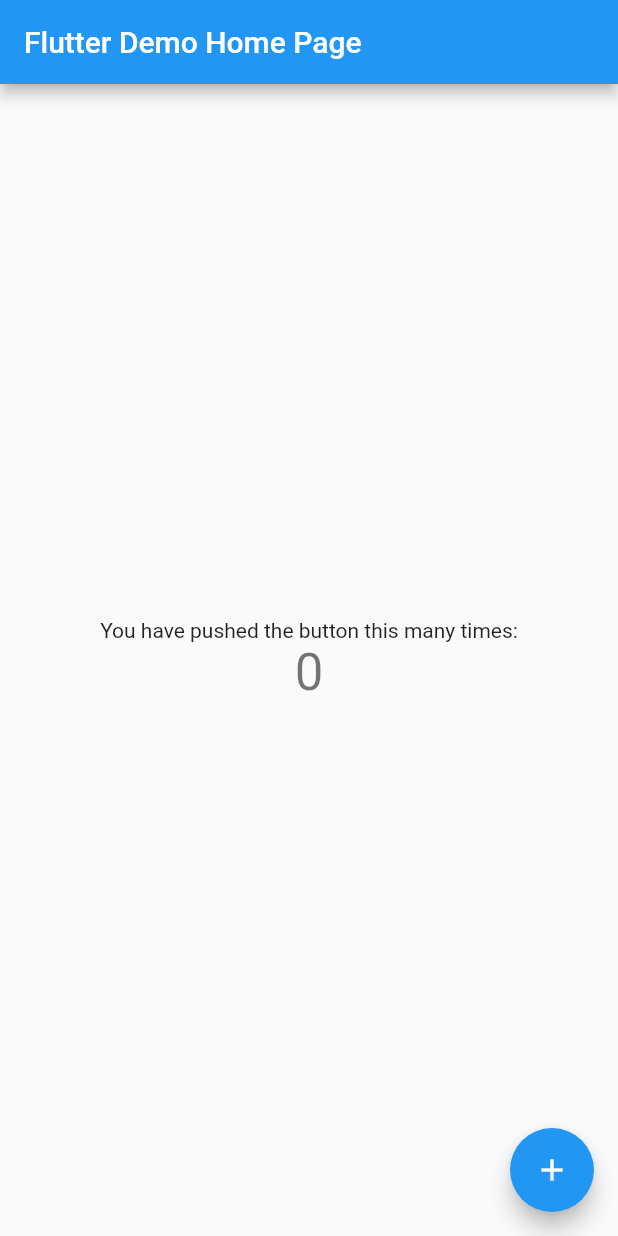
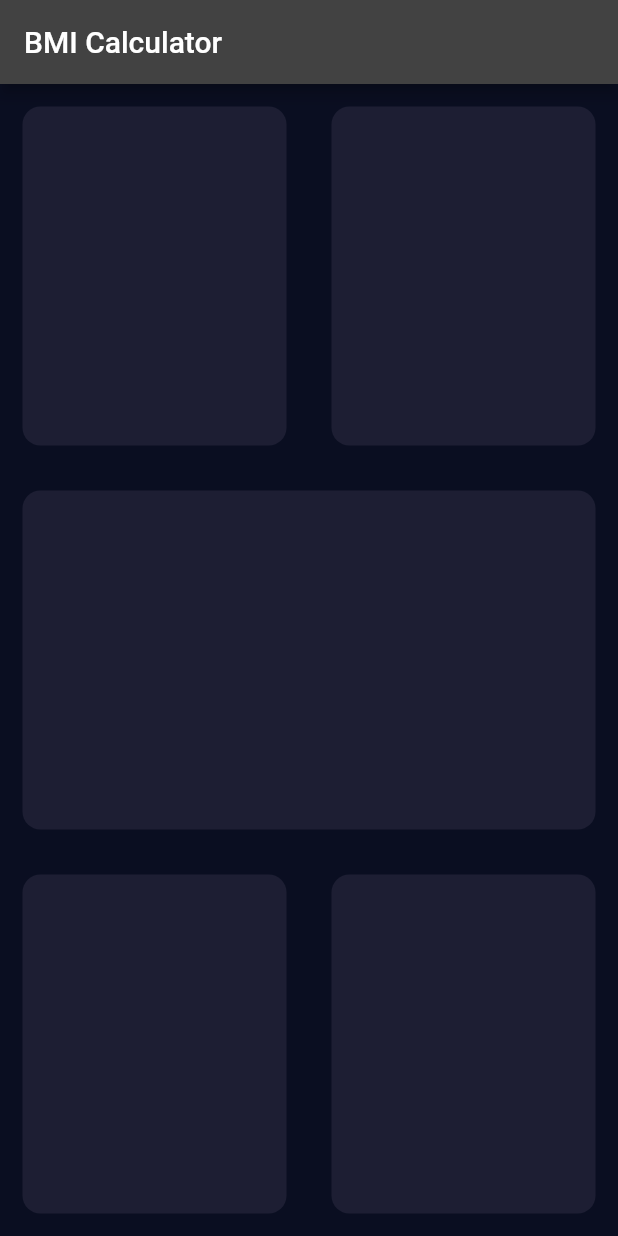
Before and after one commit to master-8702/flutter_bmi_calculator, a Flutter app: the screen it shows after launch, on a phone screen of 412 x 824 dp. Run offline on Flutter 3.47's test engine with Material 2 defaults, Android fonts, the phone set to English and light mode, and no system bars.

Commit message:
basic layout finished

```diff
--- /dev/null
+++ b/lib/input_page.dart
@@ -0,0 +1,59 @@
+import 'package:flutter/material.dart';
+
+class InputPage extends StatefulWidget {
+  const InputPage({Key? key}) : super(key: key);
+
+  @override
+  State<InputPage> createState() => _InputPageState();
+}
+
+class _InputPageState extends State<InputPage> {
+  @override
+  Widget build(BuildContext context) {
+    return Scaffold(
+        appBar: AppBar(
+          title: Text("BMI Calculator"),
+        ),
+        body: Column(
+          children: [
+            Expanded(
+              child: Row(
+                children: [
+                  Expanded(
+                    child: bmiContainer(),
+                  ),
+                  Expanded(
+                    child: bmiContainer(),
+                  ),
+                ],
+              ),
+            ),
+            Expanded(
+              child: bmiContainer(),
+            ),
+            Expanded(
+              child: Row(
+                children: [
+                  Expanded(
+                    child: bmiContainer(),
+                  ),
+                  Expanded(
+                    child: bmiContainer(),
+                  ),
+                ],
+              ),
+            ),
+          ],
+        ));
+  }
+
+  Container bmiContainer() {
+    return Container(
+      margin: EdgeInsets.all(15),
+      decoration: BoxDecoration(
+        color: Color(0xFF1D1E33),
+        borderRadius: BorderRadius.circular(12),
+      ),
+    );
+  }
+}
--- a/lib/main.dart
+++ b/lib/main.dart
@@ -1,115 +1,23 @@
 import 'package:flutter/material.dart';
+import 'input_page.dart';
 
 void main() {
-  runApp(const MyApp());
+  runApp(const BMICalculator());
 }
 
-class MyApp extends StatelessWidget {
-  const MyApp({Key? key}) : super(key: key);
+class BMICalculator extends StatelessWidget {
+  const BMICalculator({Key? key}) : super(key: key);
 
-  // This widget is the root of your application.
   @override
   Widget build(BuildContext context) {
     return MaterialApp(
-      title: 'Flutter Demo',
-      theme: ThemeData(
-        // This is the theme of your application.
-        //
-        // Try running your application with "flutter run". You'll see the
-        // application has a blue toolbar. Then, without quitting the app, try
-        // changing the primarySwatch below to Colors.green and then invoke
-        // "hot reload" (press "r" in the console where you ran "flutter run",
-        // or simply save your changes to "hot reload" in a Flutter IDE).
-        // Notice that the counter didn't reset back to zero; the application
-        // is not restarted.
-        primarySwatch: Colors.blue,
-      ),
-      home: const MyHomePage(title: 'Flutter Demo Home Page'),
-    );
+        home: InputPage(),
+        theme: ThemeData.dark().copyWith(
+          primaryColor: Color(0xFF0A0E21),
+          scaffoldBackgroundColor: Color(0xFF0A0E21),
+          textTheme: TextTheme(
+            bodyText1: TextStyle(color: Colors.white),
+          ),
+        ));
   }
 }
-
-class MyHomePage extends StatefulWidget {
-  const MyHomePage({Key? key, required this.title}) : super(key: key);
-
-  // This widget is the home page of your application. It is stateful, meaning
-  // that it has a State object (defined below) that contains fields that affect
-  // how it looks.
-
-  // This class is the configuration for the state. It holds the values (in this
-  // case the title) provided by the parent (in this case the App widget) and
-  // used by the build method of the State. Fields in a Widget subclass are
-  // always marked "final".
-
-  final String title;
-
-  @override
-  State<MyHomePage> createState() => _MyHomePageState();
-}
-
-class _MyHomePageState extends State<MyHomePage> {
-  int _counter = 0;
-
-  void _incrementCounter() {
-    setState(() {
-      // This call to setState tells the Flutter framework that something has
-      // changed in this State, which causes it to rerun the build method below
-      // so that the display can reflect the updated values. If we changed
-      // _counter without calling setState(), then the build method would not be
-      // called again, and so nothing would appear to happen.
-      _counter++;
-    });
-  }
-
-  @override
-  Widget build(BuildContext context) {
-    // This method is rerun every time setState is called, for instance as done
-    // by the _incrementCounter method above.
-    //
-    // The Flutter framework has been optimized to make rerunning build methods
-    // fast, so that you can just rebuild anything that needs updating rather
-    // than having to individually change instances of widgets.
-    return Scaffold(
-      appBar: AppBar(
-        // Here we take the value from the MyHomePage object that was created by
-        // the App.build method, and use it to set our appbar title.
-        title: Text(widget.title),
-      ),
-      body: Center(
-        // Center is a layout widget. It takes a single child and positions it
-        // in the middle of the parent.
-        child: Column(
-          // Column is also a layout widget. It takes a list of children and
-          // arranges them vertically. By default, it sizes itself to fit its
-          // children horizontally, and tries to be as tall as its parent.
-          //
-          // Invoke "debug painting" (press "p" in the console, choose the
-          // "Toggle Debug Paint" action from the Flutter Inspector in Android
-          // Studio, or the "Toggle Debug Paint" command in Visual Studio Code)
-          // to see the wireframe for each widget.
-          //
-          // Column has various properties to control how it sizes itself and
-          // how it positions its children. Here we use mainAxisAlignment to
-          // center the children vertically; the main axis here is the vertical
-          // axis because Columns are vertical (the cross axis would be
-          // horizontal).
-          mainAxisAlignment: MainAxisAlignment.center,
-          children: <Widget>[
-            const Text(
-              'You have pushed the button this many times:',
-            ),
-            Text(
-              '$_counter',
-              style: Theme.of(context).textTheme.headline4,
-            ),
-          ],
-        ),
-      ),
-      floatingActionButton: FloatingActionButton(
-        onPressed: _incrementCounter,
-        tooltip: 'Increment',
-        child: const Icon(Icons.add),
-      ), // This trailing comma makes auto-formatting nicer for build methods.
-    );
-  }
-}
```
Also changed, not shown: lib/my_container.dart (added, +10 -0 lines).
